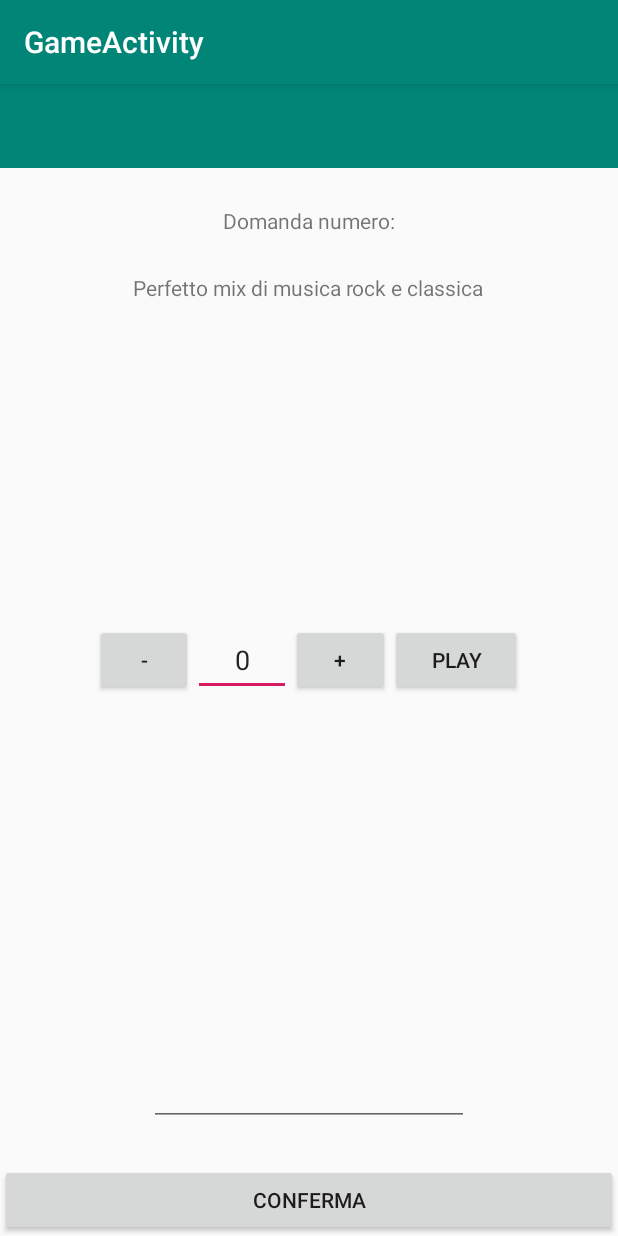
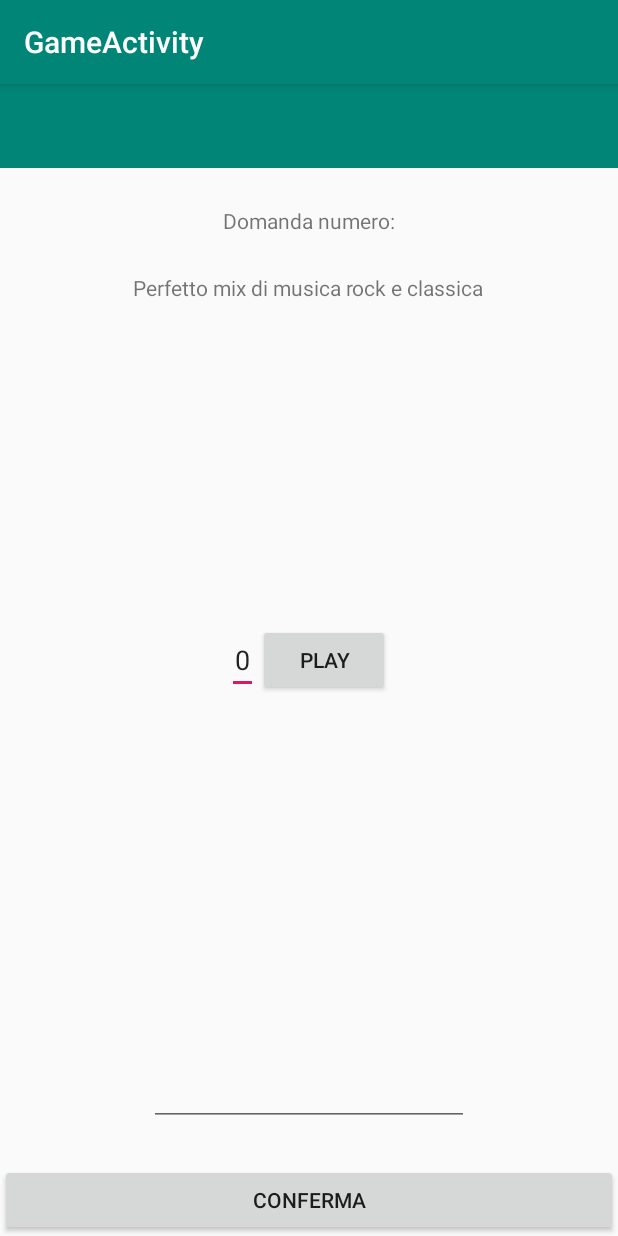
Before and after one commit to therealtod/MidiChallenge, an Android app: the GameActivity screen opened directly, with no data from a screen before it, after a tap on "PLAY", on a phone screen of 412 x 824 dp. Run offline under Robolectric (Android 15) with nearby library versions, the phone set to English and light mode, and no system bars.

Commit message:
freezing numberpicker's buttons

```diff
--- a/app/src/main/AndroidManifest.xml
+++ b/app/src/main/AndroidManifest.xml
@@ -11,6 +11,7 @@
         android:theme="@style/AppTheme">
         <activity
             android:name="com.example.midichallenge.GameActivity"
+            android:windowSoftInputMode="adjustResize"
             android:label="@string/title_activity_game" />
         <activity
             android:name="com.example.midichallenge.MainActivity"
--- a/app/src/main/java/com/example/midichallenge/GameActivity.kt
+++ b/app/src/main/java/com/example/midichallenge/GameActivity.kt
@@ -29,10 +29,11 @@ class GameActivity : AppCompatActivity() {
         val answerBox: EditText = findViewById(R.id.editText)
         val confirmButton: Button = findViewById(R.id.button2)
 
-    playButton.setOnClickListener{ view ->
-            mediaPlayer = MediaPlayer.create(this, currentQuestion.sID)
+        playButton.setOnClickListener{ view ->
+            mediaPlayer = MediaPlayer.create(this, R.raw.certe_notti)
             mediaPlayer.start()
-        }
+            numberPicker.freezebutton()
+            }
 
         confirmButton.setOnClickListener{ view ->
             if(answerBox.getText().toString() == currentQuestion.answer ) {
@@ -44,5 +45,6 @@ class GameActivity : AppCompatActivity() {
                 toast.show()
             }
         }
+
     }
 }
--- a/app/src/main/java/com/example/midichallenge/views/HorizontalNumberPicker.kt
+++ b/app/src/main/java/com/example/midichallenge/views/HorizontalNumberPicker.kt
@@ -9,12 +9,15 @@ import android.view.View
 import android.widget.Button
 import androidx.annotation.Nullable
 import com.example.midichallenge.R
+import kotlinx.android.synthetic.main.horizontal_number_picker.*
 
 class HorizontalNumberPicker(context: Context, @Nullable attrs: AttributeSet) :
     LinearLayout(context, attrs) {
     private val etNumber: EditText?
     var min: Int = 0
     var max: Int = 0
+    private val btnLess: Button
+    private val btnMore: Button
 
     /***
      * GETTERS & SETTERS
@@ -43,10 +46,10 @@ class HorizontalNumberPicker(context: Context, @Nullable attrs: AttributeSet) :
 
         etNumber = findViewById(R.id.et_number)
 
-        val btnLess : Button = findViewById(R.id.btn_less)
+        btnLess = findViewById(R.id.btn_less)
         btnLess.setOnClickListener(AddHandler(-1))
 
-        val btnMore : Button = findViewById(R.id.btn_more)
+        btnMore = findViewById(R.id.btn_more)
         btnMore.setOnClickListener(AddHandler(1))
     }
 
@@ -66,4 +69,10 @@ class HorizontalNumberPicker(context: Context, @Nullable attrs: AttributeSet) :
             etNumber!!.setText(newValue.toString())
         }
     }
+
+
+    fun freezebutton() {
+        btnLess.visibility = View.GONE
+        btnMore.visibility = View.GONE
+    }
 }
--- a/app/src/main/res/values/strings.xml
+++ b/app/src/main/res/values/strings.xml
@@ -1,11 +1,12 @@
 <resources>
-    <string name="app_name">Sarabanda</string>
+    <string name="app_name">MidiChallenge</string>
     <string name="navigation_drawer_open">Open navigation drawer</string>
     <string name="navigation_drawer_close">Close navigation drawer</string>
     <string name="nav_header_title">Android Studio</string>
     <string name="nav_header_subtitle">android.studio@android.com</string>
     <string name="nav_header_desc">Navigation header</string>
-    <string name="action_settings">Settings</string>
+    <string name="action_settings">Sed chage size layout when keybord appear
+        ttings</string>
 
     <string name="menu_home">Home</string>
     <string name="menu_gallery">Gallery</string>
```
Also changed, not shown: 3 other files.
